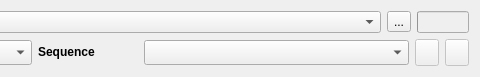
Qt form module/wildchildanimation/gui/forms/maya/project_nav_widget.ui (dearyangyu/swing) before a commit; both pictures show x 351 to 831 and y 0 to 77 of the 831 by 77 pixel window.
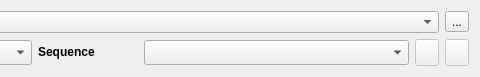
The same form after that commit.

What changed in the file:
```diff
--- a/module/wildchildanimation/gui/forms/maya/project_nav_widget.ui
+++ b/module/wildchildanimation/gui/forms/maya/project_nav_widget.ui
@@ -62,37 +62,6 @@
            </property>
           </widget>
          </item>
-         <item>
-          <widget class="QProgressBar" name="progressBar">
-           <property name="enabled">
-            <bool>false</bool>
-           </property>
-           <property name="sizePolicy">
-            <sizepolicy hsizetype="Fixed" vsizetype="Fixed">
-             <horstretch>0</horstretch>
-             <verstretch>0</verstretch>
-            </sizepolicy>
-           </property>
-           <property name="maximumSize">
-            <size>
-             <width>52</width>
-             <height>16777215</height>
-            </size>
-           </property>
-           <property name="maximum">
-            <number>1</number>
-           </property>
-           <property name="value">
-            <number>-1</number>
-           </property>
-           <property name="textVisible">
-            <bool>false</bool>
-           </property>
-           <property name="invertedAppearance">
-            <bool>false</bool>
-           </property>
-          </widget>
-         </item>
         </layout>
        </item>
        <item>
```
